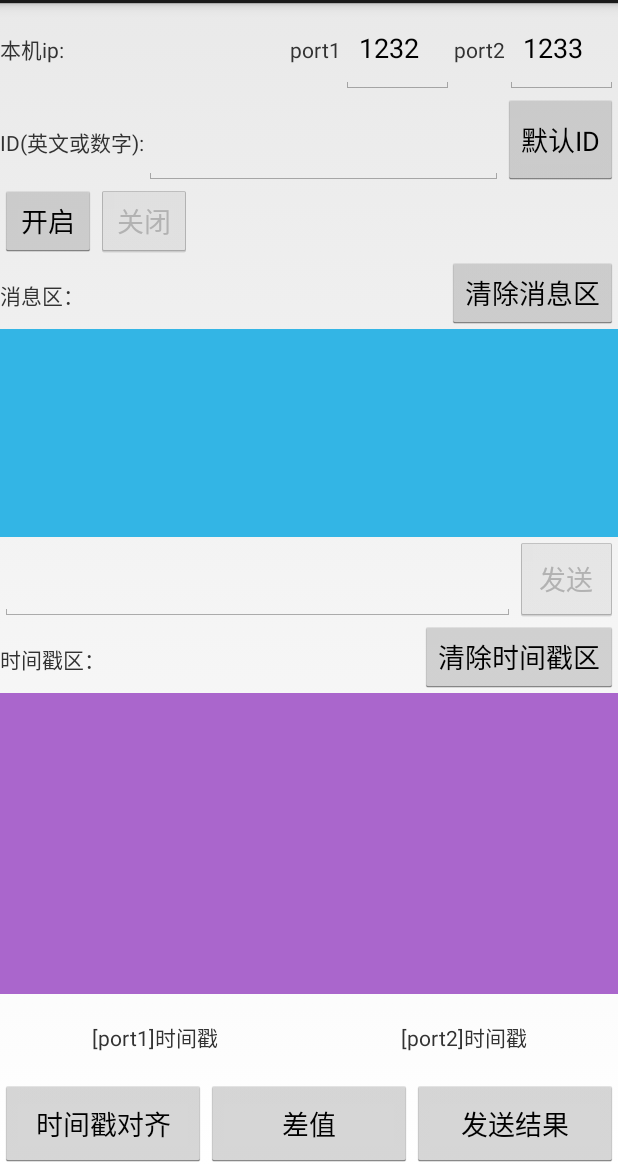
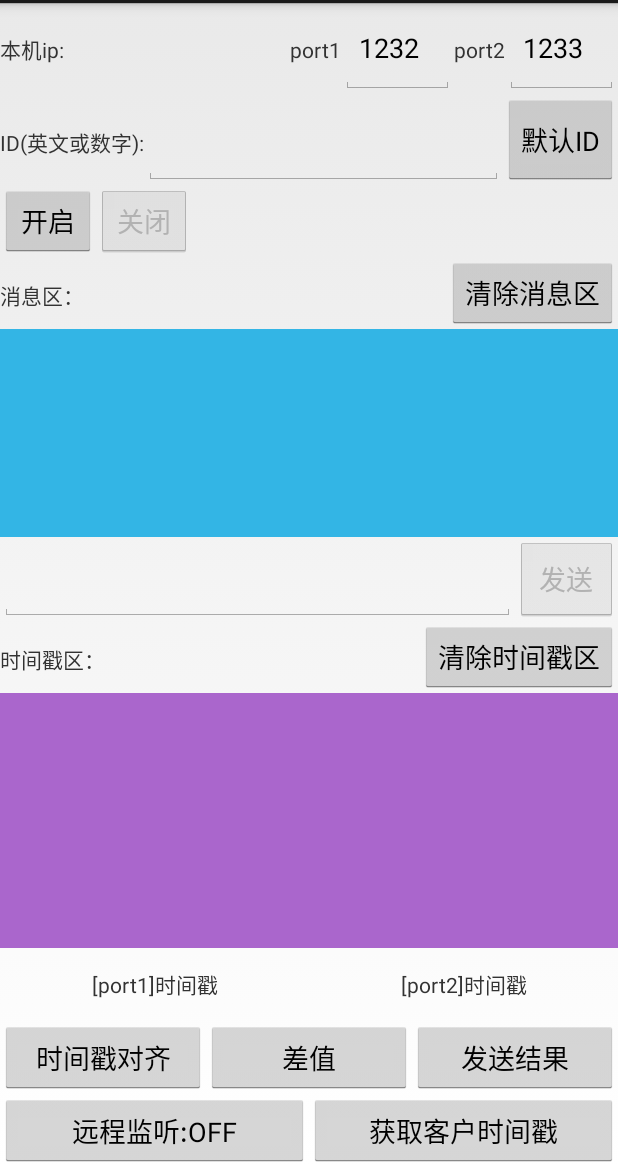
Before and after one commit to rongjx3/TCP-Time-demo, an Android app: the FuncTcpServer screen opened directly, with no data from a screen before it, on a phone screen of 412 x 824 dp, the part 69-1236 px from its top. Run offline under Robolectric (Android 15) with nearby library versions, the phone set to English and light mode, and no system bars.

Commit message:
Add Remote Control

```diff
--- a/app/src/main/res/layout/tcp_server.xml
+++ b/app/src/main/res/layout/tcp_server.xml
@@ -220,7 +220,27 @@
                 android:layout_gravity="right"
                 android:id="@+id/btn_tcpServerSendTime"
                 android:text="发送结果"/>
+        </LinearLayout>
 
+        <LinearLayout
+            android:layout_width="match_parent"
+            android:layout_height="0dp"
+            android:orientation="horizontal"
+            android:layout_weight="2">
+            <Button
+                android:layout_width="0dp"
+                android:layout_weight="1"
+                android:layout_height="match_parent"
+                android:layout_gravity="right"
+                android:id="@+id/btn_tcpServerListenTime"
+                android:text="远程监听:OFF"/>
+            <Button
+                android:layout_width="0dp"
+                android:layout_weight="1"
+                android:layout_height="match_parent"
+                android:layout_gravity="right"
+                android:id="@+id/btn_tcpServerAskTime"
+                android:text="获取客户时间戳"/>
 
         </LinearLayout>
 
```
Also changed, not shown: app/src/main/java/jason/tcpdemo/funcs/FuncTcpClient.java (+33 -1 lines), app/src/main/java/jason/tcpdemo/funcs/FuncTcpServer.java (+45 -2 lines).
